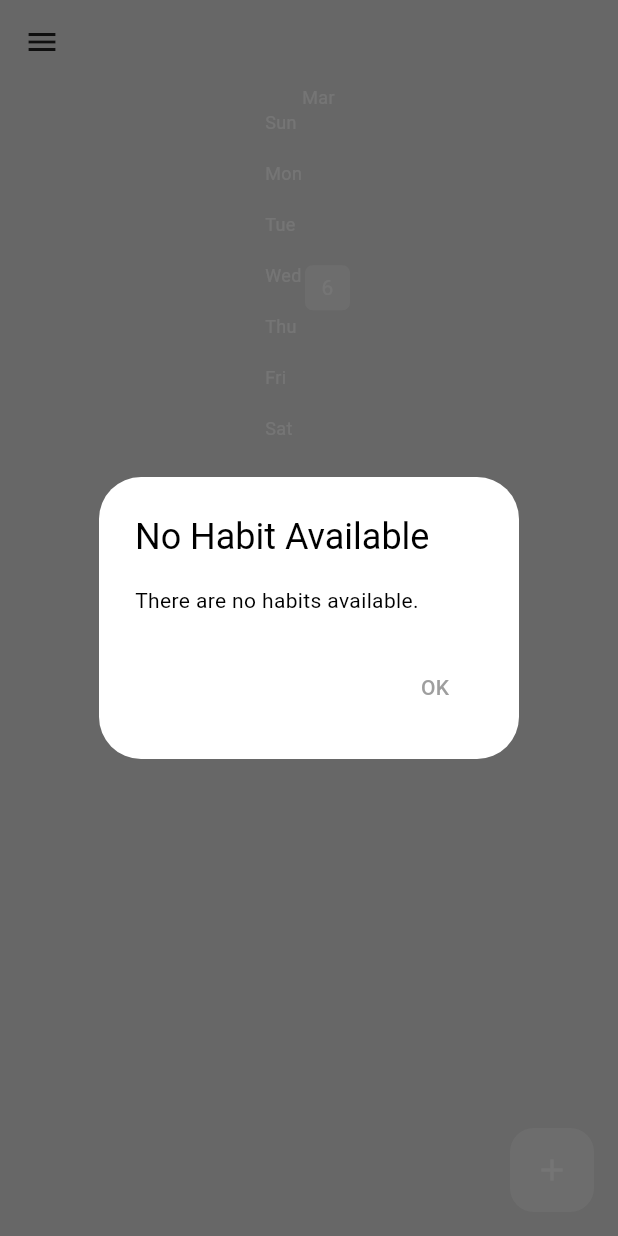
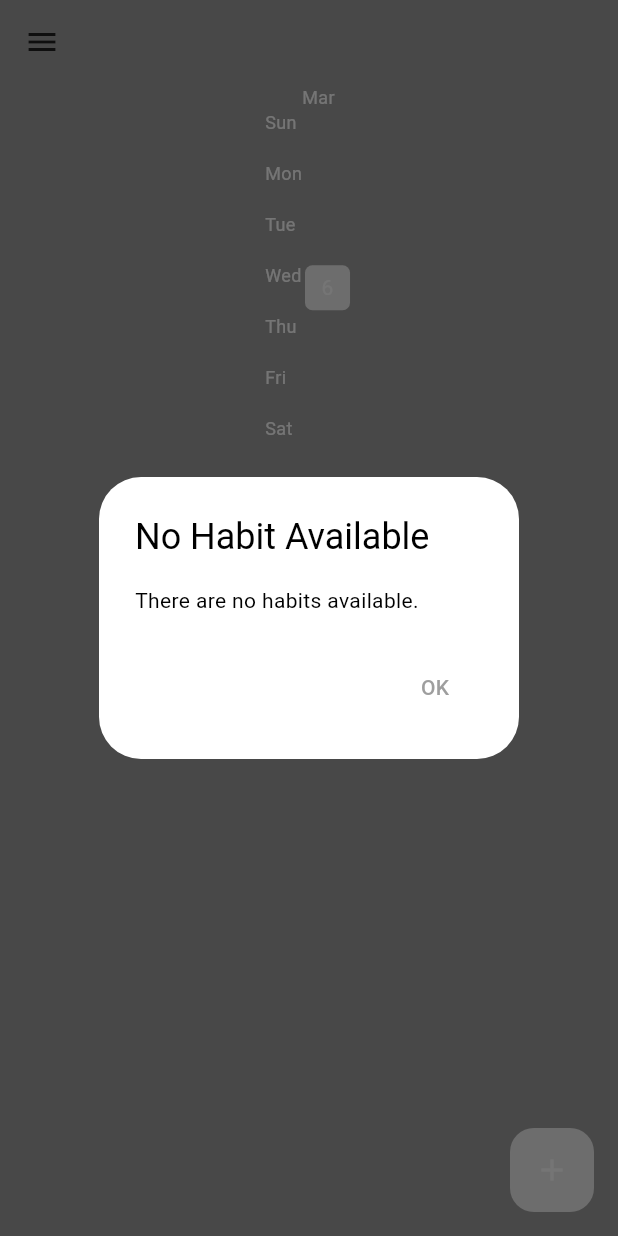
Before and after one commit to Yasindu07/Habit-Tracker, a Flutter app: the screen it shows after launch, after a tap on the "add" icon, on a phone screen of 412 x 824 dp. Run offline on Flutter 3.47's test engine with Material 3 defaults, Android fonts, the phone set to English and light mode, and no system bars; drawn by our look-alikes of flutter_heatmap_calendar; our stand-ins replace flutter_slidable, isar; accounts and stored records are empty; generated files the repository leaves out were written again.

Commit message:
modified:   lib/theme/light_mode.dart

```diff
--- a/lib/theme/light_mode.dart
+++ b/lib/theme/light_mode.dart
@@ -2,7 +2,7 @@ import 'package:flutter/material.dart';
 
 ThemeData lightMode = ThemeData(
   colorScheme: ColorScheme.light(
-      background: Colors.grey.shade300,
+      background: Colors.grey.shade500,
       primary: Colors.grey.shade500,
       secondary: Colors.grey.shade200,
       tertiary: Colors.white,
--- a/lib/theme/theme_model.dart
+++ b/lib/theme/theme_model.dart
@@ -10,7 +10,7 @@ class ThemeModel extends ChangeNotifier {
   ThemeData get themeData => _themeData;
 
   //is current theme dark mode
-  bool get isDarkMode => _themeData == darkMode;
+  bool get isDarkMode => _themeData == lightMode;
 
   //set theme
   set themeData(ThemeData themeData) {
```
